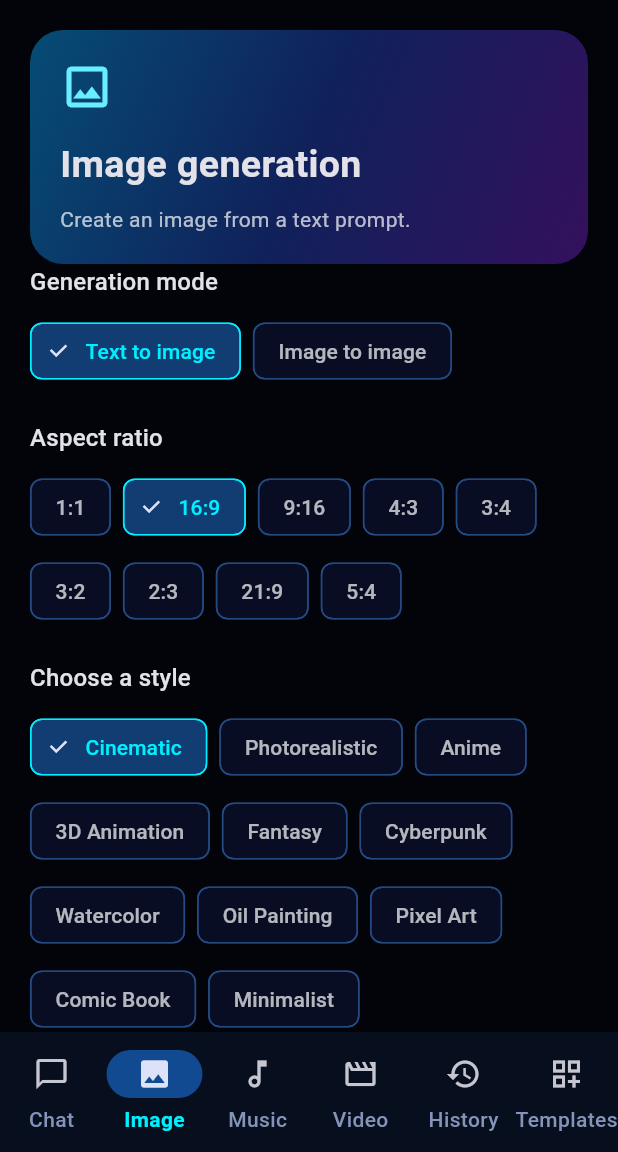
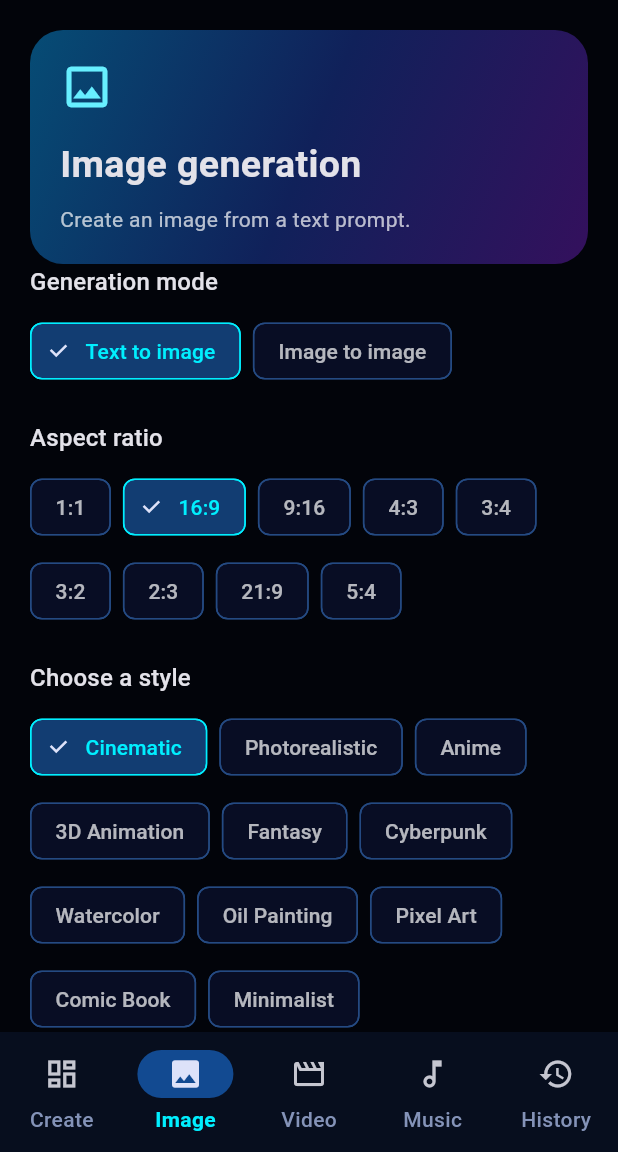
Before and after one commit to jamesbishopemmanuel299-source/NOVARYX-AI, a Flutter app: the HomeScreen screen opened directly, item 2 of the bottom bar chosen, on a phone screen of 412 x 824 dp, the part 84-1236 px from its top. Run offline on Flutter 3.47's test engine with Material 3 defaults, Android fonts, the phone set to English and light mode, and no system bars; our stand-ins replace file_picker, flutter_secure_storage, supabase_flutter; missing offline and left inert: record; accounts and stored records are empty; network calls fail.

Commit message:
Match native Flutter app interface to NOVARYX-AI website dashboard

```diff
--- a/lib/main.dart
+++ b/lib/main.dart
@@ -1009,12 +1009,11 @@ class _HomeScreenState extends State<HomeScreen> {
   @override
   Widget build(BuildContext context) {
     final pages = <Widget>[
-      _buildChat(),
+      _buildCreateHome(),
       const GenerationScreen(kind: GenerationKind.image),
+      const GenerationScreen(kind: GenerationKind.video),
       const GenerationScreen(kind: GenerationKind.music),
-      const GenerationScreen(kind: GenerationKind.video),
       const GenerationHistoryScreen(),
-      const TemplatesScreen(),
     ];
     return Scaffold(
       appBar: AppBar(
@@ -1038,13 +1037,79 @@ class _HomeScreenState extends State<HomeScreen> {
         selectedIndex: _selectedIndex,
         onDestinationSelected: (value) => setState(() => _selectedIndex = value),
         destinations: const [
-          NavigationDestination(icon: Icon(Icons.chat_bubble_outline), selectedIcon: Icon(Icons.chat_bubble), label: 'Chat'),
+          NavigationDestination(icon: Icon(Icons.dashboard_outlined), selectedIcon: Icon(Icons.dashboard), label: 'Create'),
           NavigationDestination(icon: Icon(Icons.image_outlined), selectedIcon: Icon(Icons.image), label: 'Image'),
+          NavigationDestination(icon: Icon(Icons.movie_outlined), selectedIcon: Icon(Icons.movie), label: 'Video'),
           NavigationDestination(icon: Icon(Icons.music_note_outlined), selectedIcon: Icon(Icons.music_note), label: 'Music'),
-          NavigationDestination(icon: Icon(Icons.movie_outlined), selectedIcon: Icon(Icons.movie), label: 'Video'),
           NavigationDestination(icon: Icon(Icons.history), selectedIcon: Icon(Icons.history_toggle_off), label: 'History'),
-          NavigationDestination(icon: Icon(Icons.dashboard_customize_outlined), selectedIcon: Icon(Icons.dashboard_customize), label: 'Templates'),
         ],
+      ),
+    );
+  }
+
+  Widget _buildCreateHome() {
+    final user = Supabase.instance.client.auth.currentUser;
+    return Container(
+      decoration: const BoxDecoration(gradient: LinearGradient(begin: Alignment.topLeft, end: Alignment.bottomRight, colors: [Color(0xFF02050D), Color(0xFF06152B), Color(0xFF02040A)])),
+      child: ListView(padding: const EdgeInsets.fromLTRB(18, 18, 18, 28), children: [
+        Container(
+          padding: const EdgeInsets.all(22),
+          decoration: BoxDecoration(
+            borderRadius: BorderRadius.circular(28),
+            gradient: const LinearGradient(begin: Alignment.topLeft, end: Alignment.bottomRight, colors: [Color(0xCC102744), Color(0xB3091428), Color(0xAA071020)]),
+            border: Border.all(color: const Color(0x6659B8FF)),
+            boxShadow: [BoxShadow(color: Color(0xFF087CFF).withValues(alpha: .14), blurRadius: 28)],
+          ),
+          child: Column(crossAxisAlignment: CrossAxisAlignment.start, children: [
+            const Row(children: [Icon(Icons.auto_awesome, color: Color(0xFF00EFFF), size: 24), SizedBox(width: 9), Text('NOVARYX-AI', style: TextStyle(fontSize: 13, letterSpacing: 2, fontWeight: FontWeight.w900, color: Color(0xFF9CDFFF)))]),
+            const SizedBox(height: 22),
+            const Text('Create anything.', style: TextStyle(fontSize: 30, height: 1.08, fontWeight: FontWeight.w900, color: Colors.white)),
+            const SizedBox(height: 9),
+            const Text('Your AI workspace for images, videos, and music.', style: TextStyle(color: Color(0xFF9DB4D6), height: 1.5)),
+            const SizedBox(height: 20),
+            Row(children: [
+              Expanded(child: OutlinedButton.icon(onPressed: () => Navigator.of(context).push(MaterialPageRoute(builder: (_) => const TopUpScreen())), icon: const Icon(Icons.add_card_outlined), label: const Text('Add credits'))),
+              const SizedBox(width: 10),
+              Expanded(child: OutlinedButton.icon(onPressed: () => Navigator.of(context).push(MaterialPageRoute(builder: (_) => const LoginScreen())), icon: const Icon(Icons.person_outline), label: const Text('Account'))),
+            ]),
+            if (user != null) ...[const SizedBox(height: 12), Text(user.email ?? 'Signed in', style: const TextStyle(color: Colors.white54, fontSize: 12))],
+          ]),
+        ),
+        const SizedBox(height: 24),
+        const Text('Your creative studio', style: TextStyle(fontSize: 20, fontWeight: FontWeight.w800)),
+        const SizedBox(height: 6),
+        const Text('Choose a tool to start a generation.', style: TextStyle(color: Colors.white60)),
+        const SizedBox(height: 14),
+        _createToolCard(icon: Icons.image_outlined, title: 'Image Studio', subtitle: 'Text-to-image and image-to-image', accent: const Color(0xFF26B9FF), onTap: () => setState(() => _selectedIndex = 1)),
+        const SizedBox(height: 12),
+        _createToolCard(icon: Icons.movie_outlined, title: 'Video Studio', subtitle: 'Create clips with model and ratio options', accent: const Color(0xFF8D8BFF), onTap: () => setState(() => _selectedIndex = 2)),
+        const SizedBox(height: 12),
+        _createToolCard(icon: Icons.music_note_outlined, title: 'Music Studio', subtitle: 'Generate music and audio', accent: const Color(0xFF4FE1C1), onTap: () => setState(() => _selectedIndex = 3)),
+        const SizedBox(height: 12),
+        _createToolCard(icon: Icons.history_rounded, title: 'Generation History', subtitle: 'Review saved generations and results', accent: const Color(0xFF68A6FF), onTap: () => setState(() => _selectedIndex = 4)),
+        const SizedBox(height: 18),
+        Container(padding: const EdgeInsets.all(15), decoration: BoxDecoration(color: const Color(0xB30A1730), borderRadius: BorderRadius.circular(18), border: Border.all(color: const Color(0x334DBEFF)),), child: const Row(crossAxisAlignment: CrossAxisAlignment.start, children: [Icon(Icons.tips_and_updates_outlined, color: Color(0xFF00EFFF)), SizedBox(width: 10), Expanded(child: Text('Generations are submitted to your connected provider. Open History to review saved results and task status.', style: TextStyle(color: Color(0xFFB4C8E8), height: 1.45)))])),
+      ]),
+    );
+  }
+
+  Widget _createToolCard({required IconData icon, required String title, required String subtitle, required Color accent, required VoidCallback onTap}) {
+    return Material(
+      color: const Color(0xB30A1730),
+      borderRadius: BorderRadius.circular(20),
+      child: InkWell(
+        onTap: onTap,
+        borderRadius: BorderRadius.circular(20),
+        child: Container(
+          padding: const EdgeInsets.all(17),
+          decoration: BoxDecoration(borderRadius: BorderRadius.circular(20), border: Border.all(color: accent.withValues(alpha: .28))),
+          child: Row(children: [
+            Container(width: 48, height: 48, decoration: BoxDecoration(color: accent.withValues(alpha: .12), borderRadius: BorderRadius.circular(15), border: Border.all(color: accent.withValues(alpha: .45))), child: Icon(icon, color: accent, size: 25)),
+            const SizedBox(width: 14),
+            Expanded(child: Column(crossAxisAlignment: CrossAxisAlignment.start, children: [Text(title, style: const TextStyle(fontSize: 16, fontWeight: FontWeight.w800)), const SizedBox(height: 4), Text(subtitle, style: const TextStyle(fontSize: 12, color: Colors.white60))])),
+            const Icon(Icons.arrow_forward_ios_rounded, size: 16, color: Colors.white54),
+          ]),
+        ),
       ),
     );
   }
```
